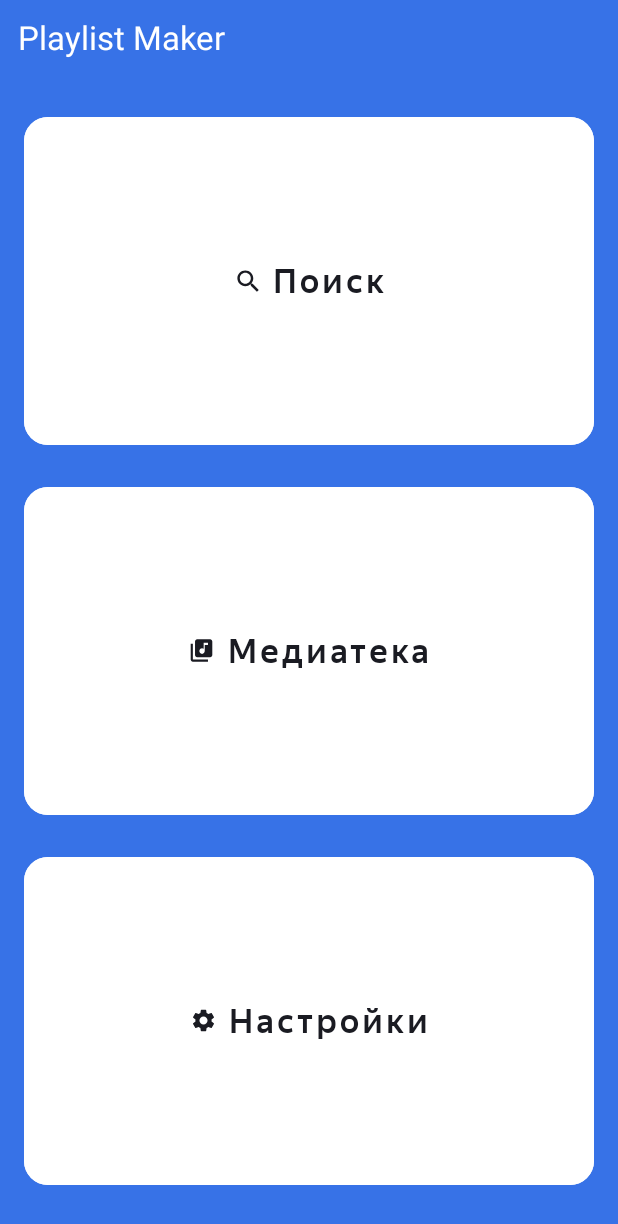
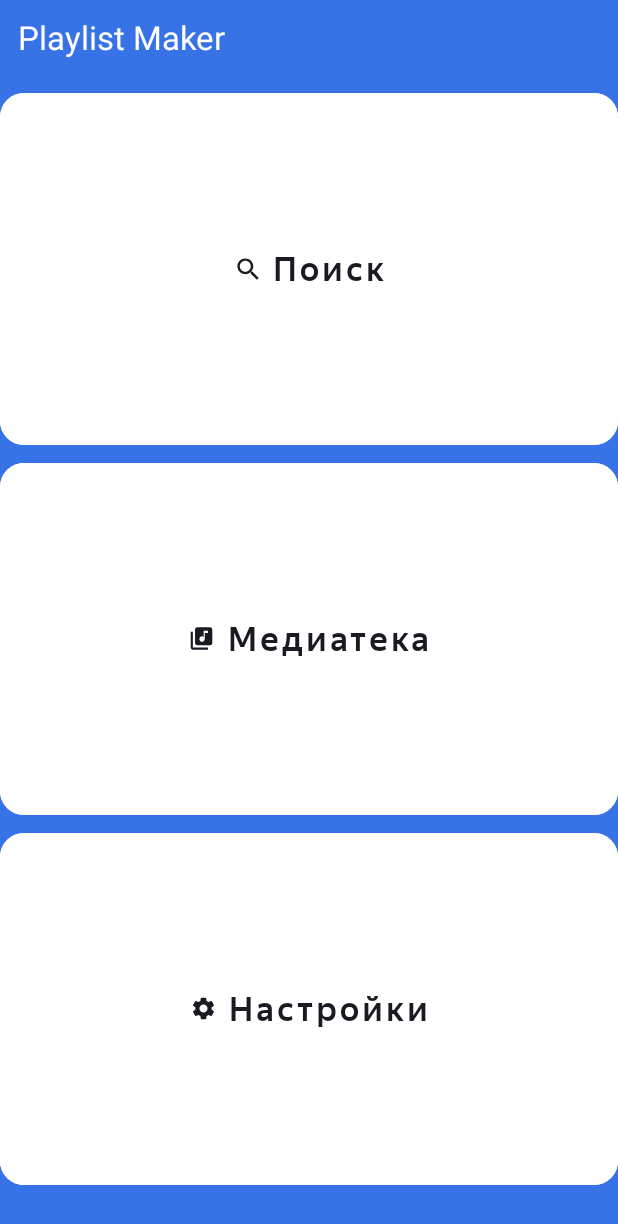
Before and after one commit to darkelf007/PlaylistMaker, an Android app: the screen it shows after launch (MainActivity), on a phone screen of 412 x 824 dp. Shown: the top 1224 px of the screen. Run offline under Robolectric (Android 15) with nearby library versions, the phone set to English and light mode, and no system bars.

Commit message:
30.01.2024 fix

```diff
--- a/app/src/main/res/values-night/styles.xml
+++ b/app/src/main/res/values-night/styles.xml
@@ -1,11 +1,8 @@
 <?xml version="1.0" encoding="utf-8"?>
 <resources>
-    <style name="ButtonStyle" parent="Widget.MaterialComponents.Button">
+    <style name="ButtonStyle" parent="Widget.MaterialComponents.Button.UnelevatedButton">
         <item name="android:layout_width">match_parent</item>
         <item name="android:layout_height">wrap_content</item>
-        <item name="android:layout_marginStart">@dimen/dp_16</item>
-        <item name="android:layout_marginTop">@dimen/dp_16</item>
-        <item name="android:layout_marginEnd">@dimen/dp_16</item>
         <item name="android:layout_weight">1</item>
         <item name="android:fontFamily">@font/yandexsanstextmedium</item>
         <item name="android:textAllCaps">false</item>
--- a/app/src/main/res/values/styles.xml
+++ b/app/src/main/res/values/styles.xml
@@ -1,11 +1,8 @@
 <?xml version="1.0" encoding="utf-8"?>
 <resources>
-    <style name="ButtonStyle" parent="Widget.MaterialComponents.Button">
+    <style name="ButtonStyle" parent="Widget.MaterialComponents.Button.UnelevatedButton">
         <item name="android:layout_width">match_parent</item>
         <item name="android:layout_height">wrap_content</item>
-        <item name="android:layout_marginStart">@dimen/dp_16</item>
-        <item name="android:layout_marginTop">@dimen/dp_16</item>
-        <item name="android:layout_marginEnd">@dimen/dp_16</item>
         <item name="android:layout_weight">1</item>
         <item name="android:fontFamily">@font/yandexsanstextmedium</item>
         <item name="android:textAllCaps">false</item>
```
Also changed, not shown: app/src/main/java/com/android/playlistmaker/SearchActivity.kt (+5 -8 lines), app/src/main/java/com/android/playlistmaker/SettingsActivity.kt (+4 -4 lines), app/src/main/res/layout/activity_settings.xml (+26 -27 lines).
